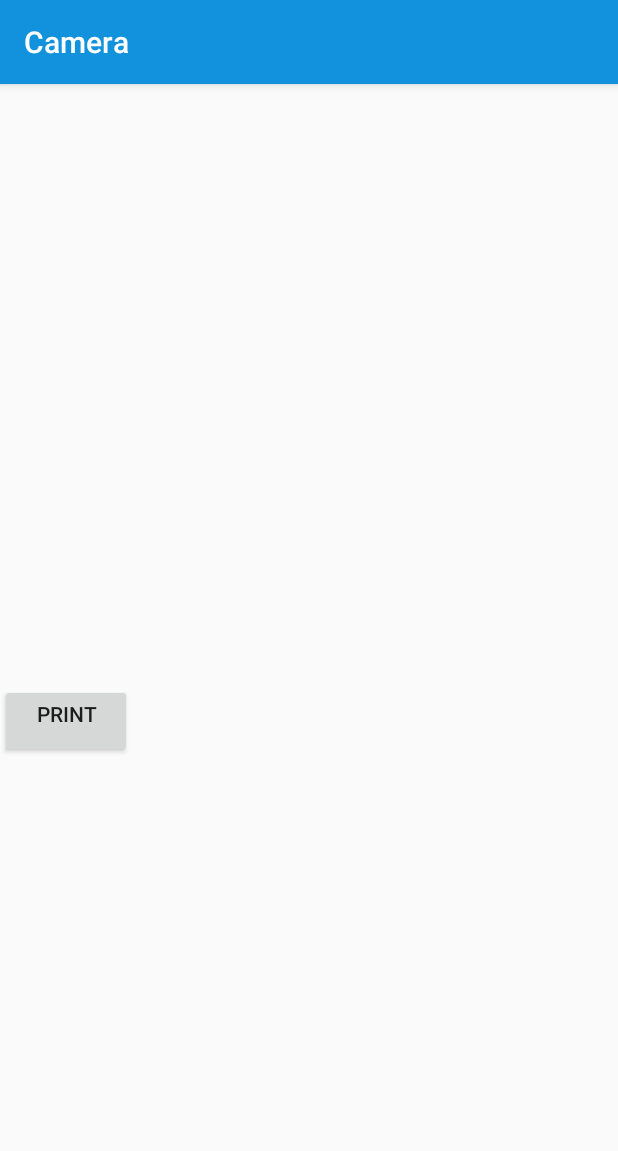
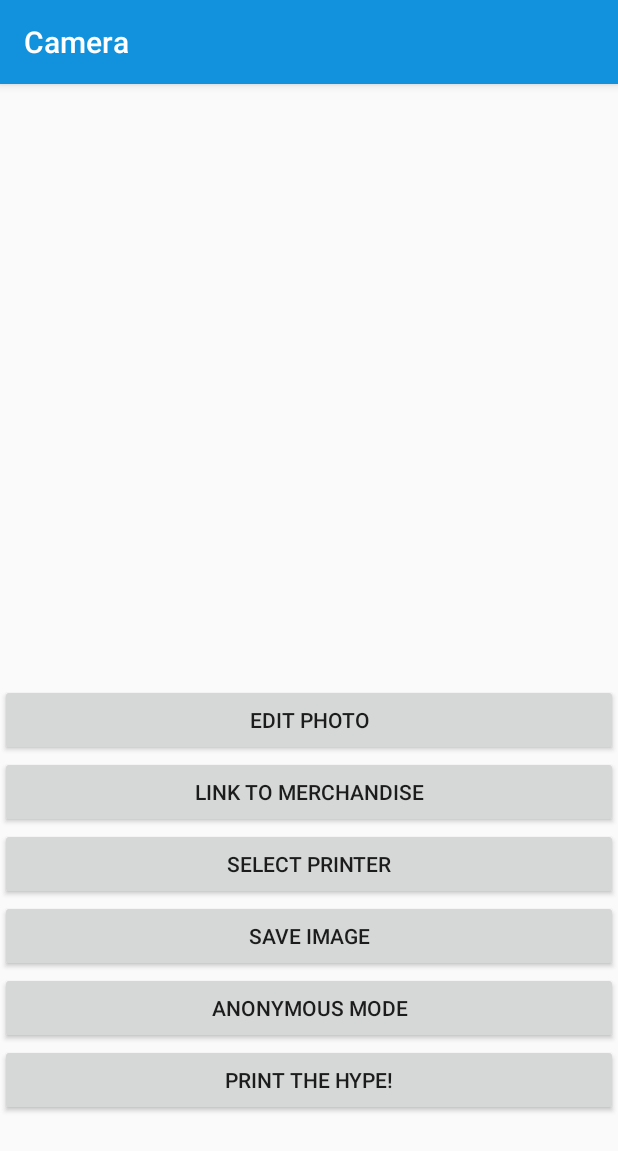
Before and after one commit to zavvio/HPExtraCredit, an Android app: the CameraActivity screen opened directly, with no data from a screen before it, on a phone screen of 412 x 824 dp. Shown: the top 1151 px of the screen. Run offline under Robolectric (Android 15) with nearby library versions, the phone set to English and light mode, and no system bars; our stand-ins replace CircleImageView; 1 statement that could not run was skipped.

Commit message:
Image preview

```diff
--- a/app/src/main/java/com/hp/extracredit/CameraActivity.java
+++ b/app/src/main/java/com/hp/extracredit/CameraActivity.java
@@ -26,12 +26,15 @@ public class CameraActivity extends AppCompatActivity {
     private Uri imageUri;
     private Button printButton;
 
+    private String fileName;
+
 
     public void takePhoto() {
         Intent intent = new Intent(MediaStore.ACTION_IMAGE_CAPTURE);
         File photo = null;
         try {
             photo = Utility.createImageFile();
+            fileName = photo.getAbsolutePath();
         } catch (Exception e) {
 
         }
@@ -52,6 +55,7 @@ public class CameraActivity extends AppCompatActivity {
             @Override
             public void onClick(View v) {
                 Intent intent = new Intent(context, PrintActivity.class);
+                intent.putExtra("filename", fileName);
                 startActivity(intent);
             }
         });
--- a/app/src/main/java/com/hp/extracredit/PrintActivity.java
+++ b/app/src/main/java/com/hp/extracredit/PrintActivity.java
@@ -77,6 +77,10 @@ public class PrintActivity extends AppCompatActivity {
 
     private Button getBleInfoButton;
 
+    private String fileName = "";
+
+    private TextView file;
+
 
     private final static Map<Integer, String> AutoPowerOffValues = new HashMap<Integer, String>() {{
         put(0x00, "None");
@@ -94,8 +98,8 @@ public class PrintActivity extends AppCompatActivity {
     protected void onCreate(Bundle savedInstanceState) {
         super.onCreate(savedInstanceState);
         setContentView(R.layout.activity_print);
-        Toolbar toolbar = (Toolbar) findViewById(R.id.toolbar);
-        setSupportActionBar(toolbar);
+       // Toolbar toolbar = (Toolbar) findViewById(R.id.toolbar);
+        //setSupportActionBar(toolbar);
 
         // request permissin explicityly
         ActivityCompat.requestPermissions(this, permissions, REQUEST_ID_PERMISSIONS);
@@ -118,6 +122,13 @@ public class PrintActivity extends AppCompatActivity {
 
         Utility.createRootDirectory();
         mImageView = (ImageView) findViewById(R.id.imageViewPreview);
+
+        Intent i= getIntent();
+        fileName = i.getStringExtra("filename");
+
+        file= (TextView) findViewById(R.id.editText_filename);
+        file.setText(fileName);
+
     }
 
     @Override
--- a/app/src/main/res/layout/activity_camera.xml
+++ b/app/src/main/res/layout/activity_camera.xml
@@ -3,20 +3,65 @@
     xmlns:android="http://schemas.android.com/apk/res/android"
     android:layout_width="match_parent"
     android:layout_height="match_parent"
-    android:orientation="vertical">
+    android:orientation="vertical"
+    android:paddingBottom="20dp" >
 
 <ImageView
     android:id="@+id/imageview"
     android:layout_width="400dp"
     android:layout_height="400dp" />
 
+    <LinearLayout
+        android:layout_width="match_parent"
+        android:layout_height="wrap_content"
+        android:layout_gravity="center_vertical"
+        android:orientation="vertical">
+
+        <!--
     <Button
-        android:id="@+id/print_button"
+        android:id="@+id/watermark_button"
         android:layout_width="wrap_content"
         android:layout_height="wrap_content"
-        android:text="Print"
-        android:paddingBottom="20dp"
-        android:layout_gravity="bottom"/>
+        android:text="Watermark the image"/> -->
+
+        <Button
+            android:id="@+id/edit_photo"
+            android:layout_width="match_parent"
+            android:layout_height="wrap_content"
+            android:text="Edit Photo" />
 
 
+        <Button
+            android:id="@+id/link_to_merchand"
+            android:layout_width="match_parent"
+            android:layout_height="wrap_content"
+            android:text="Link to Merchandise" />
+
+        <Button
+            android:id="@+id/selpr"
+            android:layout_width="match_parent"
+            android:layout_height="wrap_content"
+            android:text="Select Printer" />
+
+        <Button
+            android:id="@+id/save_image"
+            android:layout_width="match_parent"
+            android:layout_height="wrap_content"
+            android:text="Save Image" />
+
+        <Button
+            android:id="@+id/ana"
+            android:layout_width="match_parent"
+            android:layout_height="wrap_content"
+            android:text="Anonymous Mode" />
+
+        <Button
+            android:id="@+id/print_button"
+            android:layout_width="match_parent"
+            android:layout_height="wrap_content"
+            android:text="Print the Hype!" />
+
+
+    </LinearLayout>
+
 </LinearLayout>
--- a/app/src/main/res/layout/content_main.xml
+++ b/app/src/main/res/layout/content_main.xml
@@ -83,7 +83,7 @@
         android:layout_height="wrap_content"
         android:layout_below="@+id/ble_divider"
         android:inputType="textPersonName"
-        android:text="/storage/emulated/0/Pictures/HPExtraCredit/seaturtle.jpg" />
+        android:text="(no file)" />
 
     <Button
         android:id="@+id/print_button"
```
